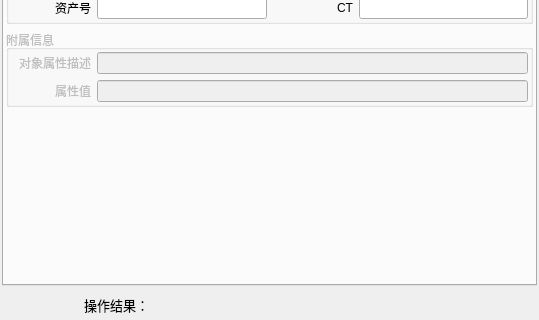
The window that UI/task_window.ui (KayFelicities/698trans) describes before a commit, drawn with Qt 5; both pictures show x 0 to 539 and y 354 to 674 of the 539 by 674 pixel window.
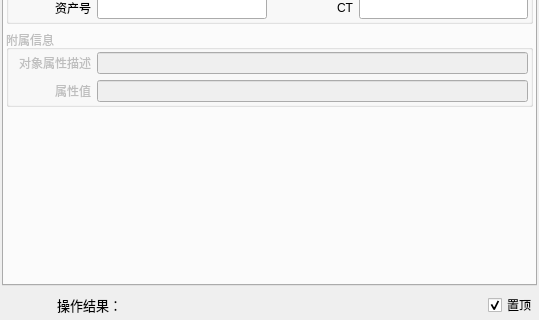
The same window after the commit. Icons and pictures are not drawn.

```diff
--- a/UI/task_window.ui
+++ b/UI/task_window.ui
@@ -3481,6 +3481,22 @@
         </property>
        </spacer>
       </item>
+      <item>
+       <widget class="QCheckBox" name="always_top_cb">
+        <property name="minimumSize">
+         <size>
+          <width>0</width>
+          <height>1</height>
+         </size>
+        </property>
+        <property name="text">
+         <string>置顶</string>
+        </property>
+        <property name="checked">
+         <bool>true</bool>
+        </property>
+       </widget>
+      </item>
      </layout>
     </item>
    </layout>
```
